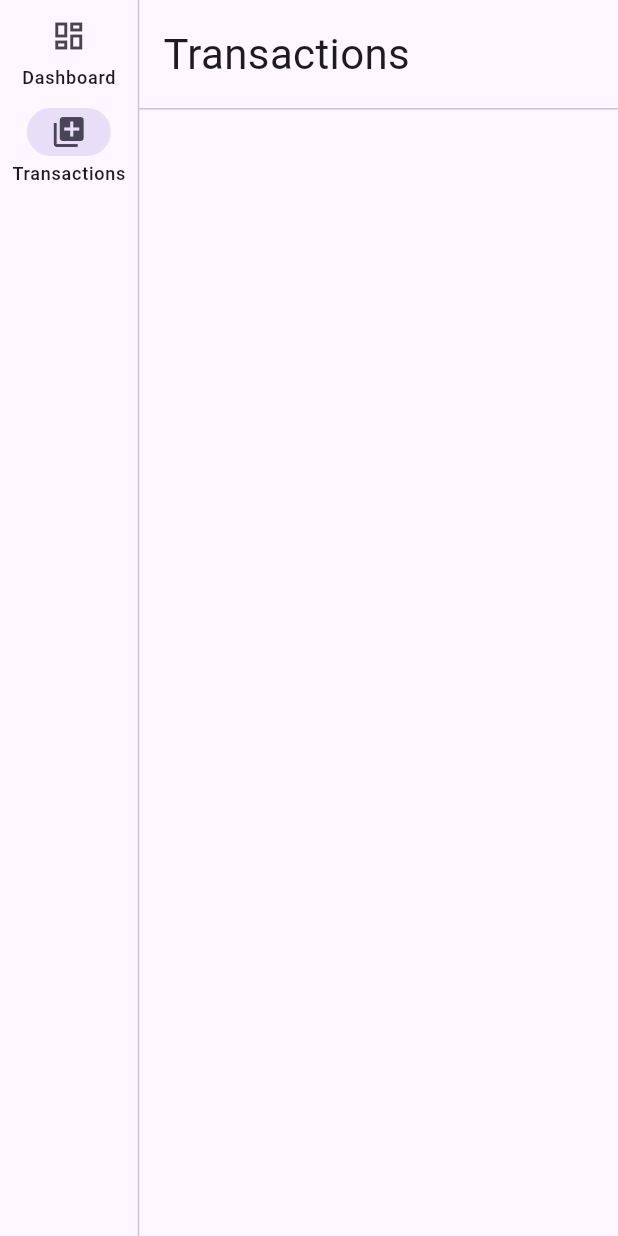
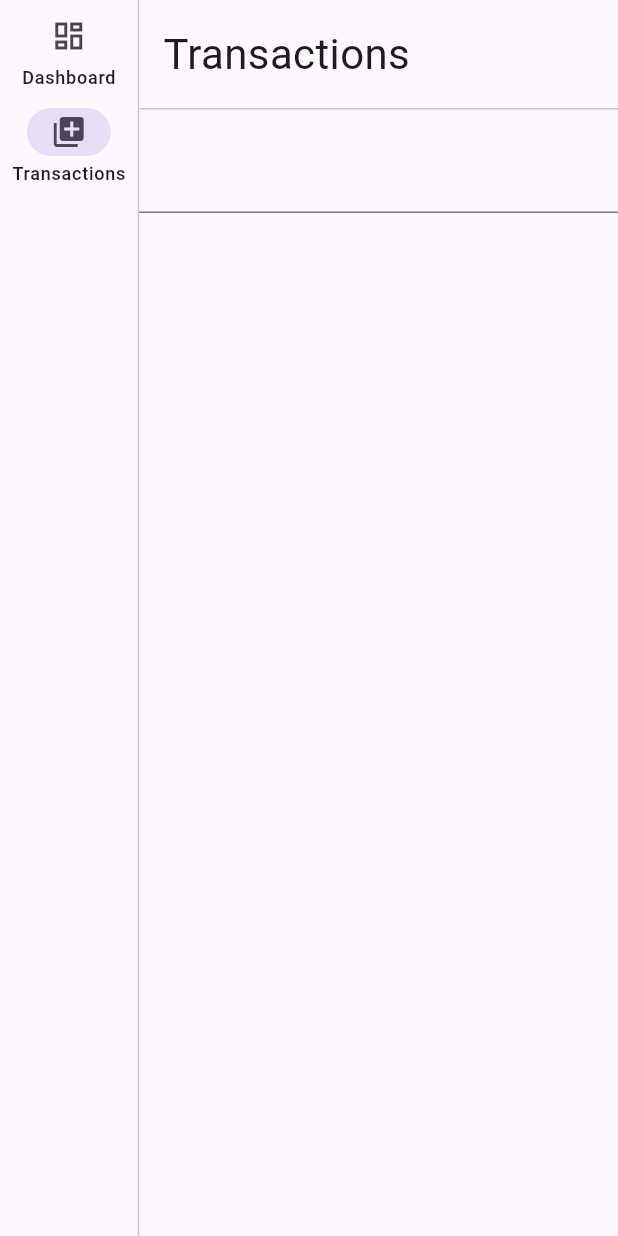
Before and after one commit to Jolvera2001/bud, a Flutter app: the screen it shows after launch, after a tap on "Transactions", on a phone screen of 412 x 824 dp. Run offline on Flutter 3.47's test engine with Material 3 defaults, Android fonts, the phone set to English and light mode, and no system bars.

Commit message:
working with view models

```diff
--- a/lib/main.dart
+++ b/lib/main.dart
@@ -1,5 +1,6 @@
 import 'package:bud/screens/dashboard.dart';
 import 'package:bud/screens/transactions.dart';
+import 'package:bud/viewmodels/transactions_viewmodel.dart';
 import 'package:flutter/material.dart';
 import 'package:provider/provider.dart';
 
@@ -18,7 +19,7 @@ class BudApp extends StatelessWidget {
   Widget build(BuildContext context) {
     return MultiProvider(
       providers: [
-        Provider(create: (context) => SomeModel())
+        ChangeNotifierProvider(create: (context) => TransactionsViewmodel())
       ],
       child: MainApp(),
     );
--- a/lib/screens/transactions.dart
+++ b/lib/screens/transactions.dart
@@ -1,10 +1,14 @@
+import 'package:bud/viewmodels/transactions_viewmodel.dart';
 import 'package:flutter/material.dart';
+import 'package:provider/provider.dart';
 
 class Transactions extends StatelessWidget {
   const Transactions({super.key});
 
   @override
   Widget build(BuildContext context){
+    return Consumer<TransactionsViewmodel>(
+      builder: (context, viewModel, child) {
         return Column(
           children: [
             Padding(
@@ -18,8 +22,14 @@ class Transactions extends StatelessWidget {
                 ],
               ),
             ),
-        Divider(thickness: 1, height: 1,)
+            Divider(thickness: 1, height: 1,),
+            Text(viewModel.name),
+            TextField(
+              onChanged: (value) => viewModel.updateName(value),
+            )
           ],
         );
       }
+    );
   }
+}
--- /dev/null
+++ b/lib/viewmodels/transactions_viewmodel.dart
@@ -0,0 +1,11 @@
+import 'package:flutter/material.dart';
+
+class TransactionsViewmodel extends ChangeNotifier {
+  String _name = "";
+
+  String get name => _name;
+  void updateName(String newName) {
+    _name = newName;
+    notifyListeners();
+  }
+}
```
Lines whose indentation alone changed are shown as unchanged.
